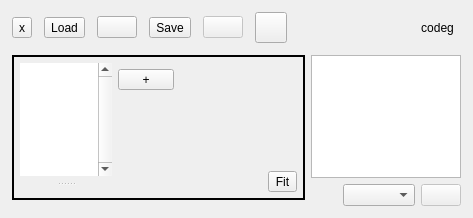
Above: src/Ui/AppWindow.ui from NikolayRag/codeg before the change. Below: the same form after it.
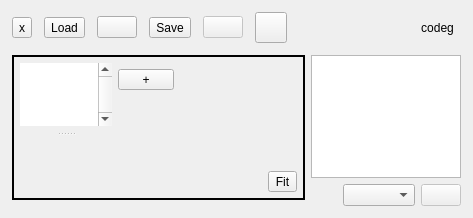
That is the form after the change. Icons and pictures are not drawn.

Commit message: clean frameGeo ui holder

```diff
--- a/src/Ui/AppWindow.ui
+++ b/src/Ui/AppWindow.ui
@@ -426,7 +426,24 @@
                       </layout>
                      </widget>
                      <widget class="QWidget" name="verticalLayoutWidget_2">
-                      <layout class="QVBoxLayout" name="frameGeo"/>
+                      <layout class="QVBoxLayout" name="_2">
+                       <item>
+                        <layout class="QVBoxLayout" name="frameGeo"/>
+                       </item>
+                       <item>
+                        <spacer name="verticalSpacer">
+                         <property name="orientation">
+                          <enum>Qt::Vertical</enum>
+                         </property>
+                         <property name="sizeHint" stdset="0">
+                          <size>
+                           <width>20</width>
+                           <height>40</height>
+                          </size>
+                         </property>
+                        </spacer>
+                       </item>
+                      </layout>
                      </widget>
                     </widget>
                    </item>
```
